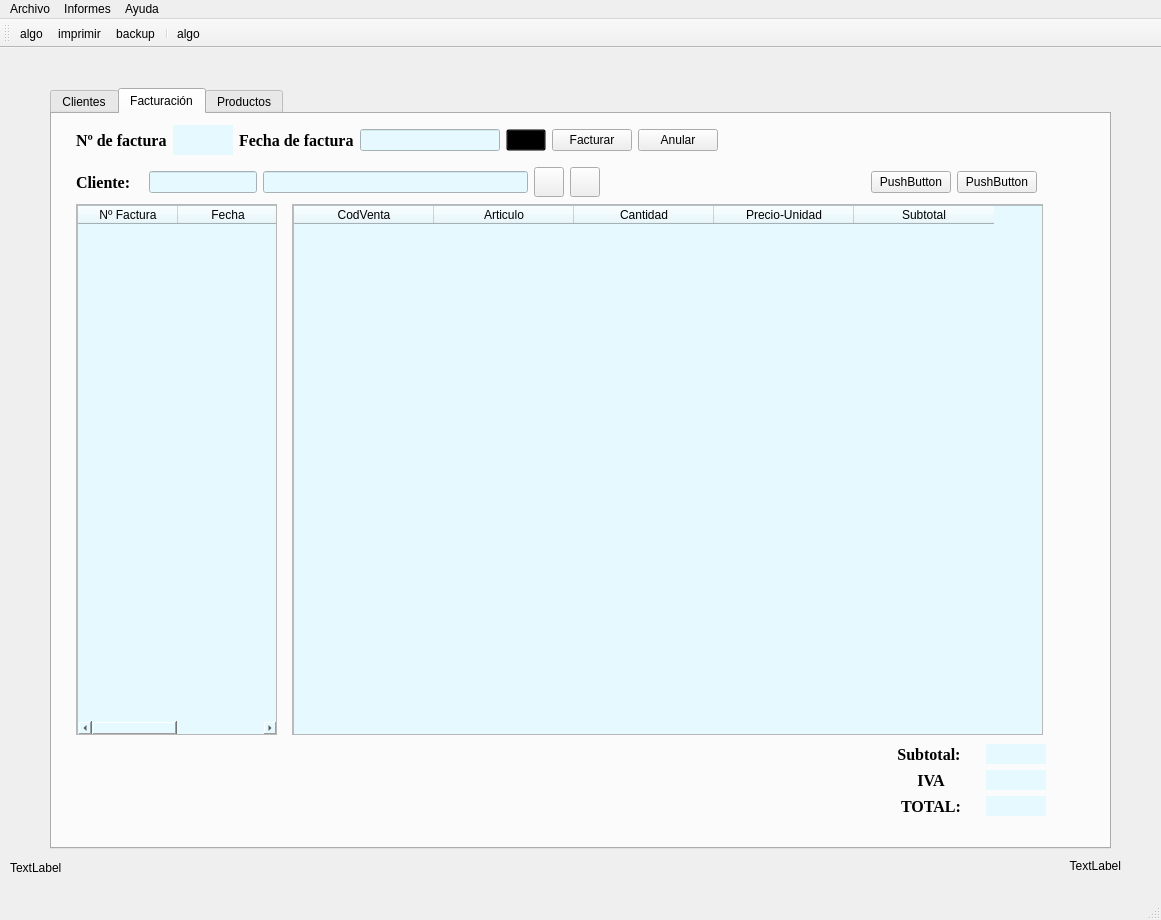
Above: Ventana.ui from roxep5/PrimerProyectoPython before the change. Below: the same form after it.
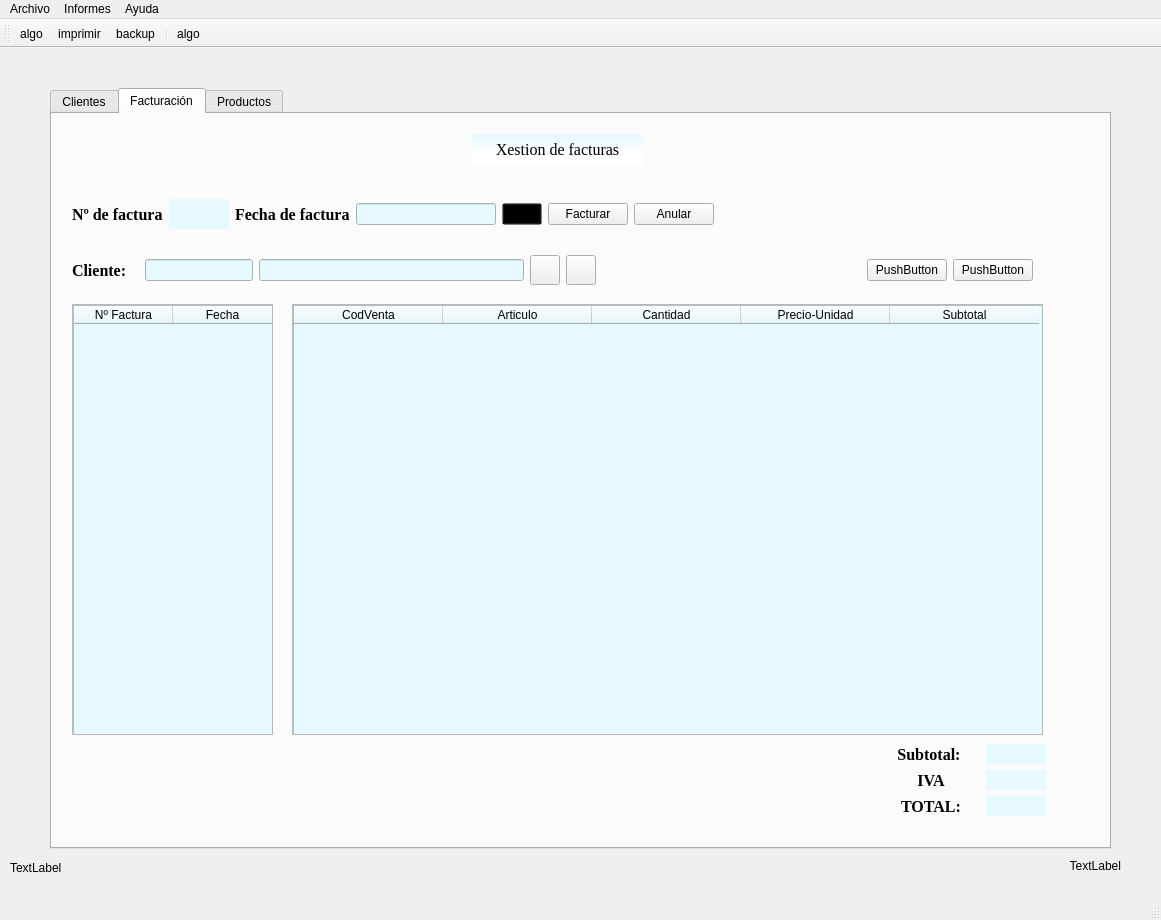
That is the form after the change. The open tabs and pages were chosen to show the change. Icons and pictures are not drawn.

Diff of the .ui file:
```diff
--- a/Ventana.ui
+++ b/Ventana.ui
@@ -41,6 +41,9 @@
       <height>761</height>
      </rect>
     </property>
+    <property name="styleSheet">
+     <string notr="true"/>
+    </property>
     <property name="currentIndex">
      <number>2</number>
     </property>
@@ -834,10 +837,10 @@
      <widget class="QScrollArea" name="scrollArea_3">
       <property name="geometry">
        <rect>
-        <x>24</x>
-        <y>90</y>
+        <x>20</x>
+        <y>190</y>
         <width>201</width>
-        <height>531</height>
+        <height>431</height>
        </rect>
       </property>
       <property name="maximumSize">
@@ -855,7 +858,7 @@
          <x>0</x>
          <y>0</y>
          <width>199</width>
-         <height>529</height>
+         <height>429</height>
         </rect>
        </property>
        <widget class="QTableWidget" name="tableNfactura">
@@ -864,12 +867,15 @@
           <x>0</x>
           <y>0</y>
           <width>201</width>
-          <height>531</height>
+          <height>431</height>
          </rect>
         </property>
         <property name="styleSheet">
          <string notr="true">background-color: rgb(229, 249, 255)</string>
         </property>
+        <attribute name="horizontalHeaderDefaultSectionSize">
+         <number>99</number>
+        </attribute>
         <column>
          <property name="text">
           <string>Nº Factura</string>
@@ -887,9 +893,9 @@
       <property name="geometry">
        <rect>
         <x>240</x>
-        <y>90</y>
+        <y>190</y>
         <width>751</width>
-        <height>531</height>
+        <height>431</height>
        </rect>
       </property>
       <property name="widgetResizable">
@@ -901,7 +907,7 @@
          <x>0</x>
          <y>0</y>
          <width>749</width>
-         <height>529</height>
+         <height>429</height>
         </rect>
        </property>
        <widget class="QTableWidget" name="tableArticulos">
@@ -910,14 +916,14 @@
           <x>0</x>
           <y>0</y>
           <width>751</width>
-          <height>531</height>
+          <height>431</height>
          </rect>
         </property>
         <property name="styleSheet">
          <string notr="true">background-color: rgb(229, 249, 255)</string>
         </property>
         <attribute name="horizontalHeaderDefaultSectionSize">
-         <number>140</number>
+         <number>149</number>
         </attribute>
         <column>
          <property name="text">
@@ -1148,8 +1154,8 @@
      <widget class="QWidget" name="layoutWidget">
       <property name="geometry">
        <rect>
-        <x>24</x>
-        <y>6</y>
+        <x>20</x>
+        <y>80</y>
         <width>642</width>
         <height>40</height>
        </rect>
@@ -1265,8 +1271,8 @@
      <widget class="QWidget" name="layoutWidget">
       <property name="geometry">
        <rect>
-        <x>24</x>
-        <y>52</y>
+        <x>20</x>
+        <y>140</y>
         <width>961</width>
         <height>32</height>
        </rect>
@@ -1406,6 +1412,31 @@
        </item>
       </layout>
      </widget>
+     <widget class="QLabel" name="lblxestion_3">
+      <property name="geometry">
+       <rect>
+        <x>420</x>
+        <y>20</y>
+        <width>171</width>
+        <height>31</height>
+       </rect>
+      </property>
+      <property name="font">
+       <font>
+        <family>Times New Roman</family>
+        <pointsize>12</pointsize>
+       </font>
+      </property>
+      <property name="styleSheet">
+       <string notr="true">background-color:qlineargradient(spread:pad, x1:0.42, y1:0, x2:0.449, y2:1, stop:0 rgb(229, 249, 255), stop:0.642045 rgba(255, 255, 255, 255))</string>
+      </property>
+      <property name="text">
+       <string>Xestion de facturas</string>
+      </property>
+      <property name="alignment">
+       <set>Qt::AlignCenter</set>
+      </property>
+     </widget>
     </widget>
     <widget class="QWidget" name="tab_2">
      <attribute name="title">
```
Left out of the diff: 32 changed lines with no effect on the pictures.
